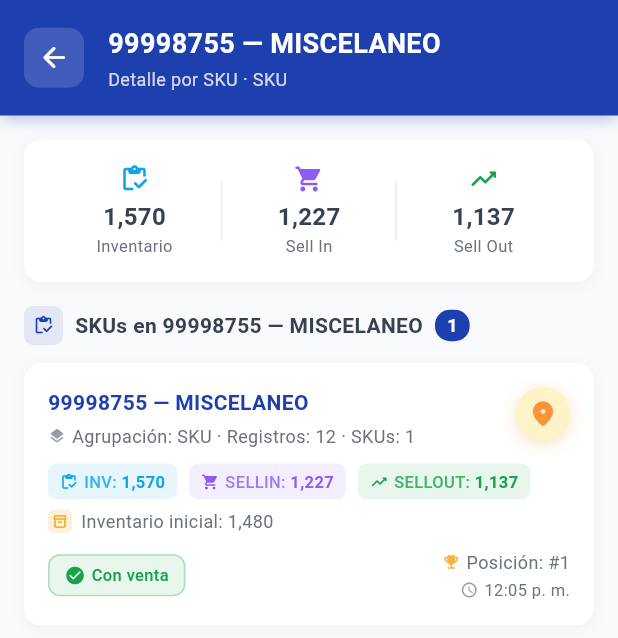
After one commit to Thirstypooch/scaling-funicular, a Flutter app: the InventoryDrilldownScreen screen opened directly with sample values from the repository, on a phone screen of 412 x 824 dp. The commit adds this screen. Shown: the top 638 px of the screen. Run offline on Flutter 3.47's test engine with Material 3 defaults, Android fonts, the phone set to English and light mode, and no system bars; our stand-ins replace equatable, flutter_bloc.

Commit message:
search, ui/ux

```diff
--- /dev/null
+++ b/lib/screens/inventory_drilldown_screen.dart
@@ -0,0 +1,324 @@
+import 'package:flutter/material.dart';
+import '../models/inventory_item.dart';
+import '../models/tab_type.dart';
+import '../theme/app_theme.dart';
+import '../widgets/inventory_item_card.dart';
+
+class InventoryDrilldownScreen extends StatelessWidget {
+  final InventoryItem parentItem;
+  final TabType parentTabType;
+
+  const InventoryDrilldownScreen({
+    super.key,
+    required this.parentItem,
+    required this.parentTabType,
+  });
+
+  @override
+  Widget build(BuildContext context) {
+    // Get filtered SKU items based on the parent grouping
+    final skuItems = _getFilteredSkuItems();
+
+    return Scaffold(
+      backgroundColor: AppTheme.scaffoldBackground,
+      body: SafeArea(
+        child: Column(
+          children: [
+            // Header
+            _buildHeader(context),
+
+            // Summary card
+            Padding(
+              padding: const EdgeInsets.all(AppTheme.spacingL),
+              child: _buildSummaryCard(),
+            ),
+
+            // Items count
+            Padding(
+              padding: const EdgeInsets.symmetric(horizontal: AppTheme.spacingL),
+              child: Row(
+                children: [
+                  Container(
+                    padding: const EdgeInsets.all(6),
+                    decoration: BoxDecoration(
+                      color: AppTheme.primaryBlue.withValues(alpha: 0.1),
+                      borderRadius: BorderRadius.circular(6),
+                    ),
+                    child: const Icon(
+                      Icons.inventory_rounded,
+                      size: 14,
+                      color: AppTheme.primaryBlue,
+                    ),
+                  ),
+                  const SizedBox(width: 8),
+                  Text(
+                    'SKUs en ${parentItem.getDisplayTitle(parentTabType)}',
+                    style: TextStyle(
+                      fontSize: 14,
+                      fontWeight: FontWeight.w600,
+                      color: AppTheme.textGrayDark,
+                    ),
+                  ),
+                  const SizedBox(width: 8),
+                  Container(
+                    padding: const EdgeInsets.symmetric(
+                      horizontal: 8,
+                      vertical: 2,
+                    ),
+                    decoration: BoxDecoration(
+                      color: AppTheme.primaryBlue,
+                      borderRadius: BorderRadius.circular(10),
+                    ),
+                    child: Text(
+                      '${skuItems.length}',
+                      style: const TextStyle(
+                        fontSize: 12,
+                        fontWeight: FontWeight.w600,
+                        color: Colors.white,
+                      ),
+                    ),
+                  ),
+                ],
+              ),
+            ),
+            const SizedBox(height: AppTheme.spacingM),
+
+            // SKU List
+            Expanded(
+              child: skuItems.isEmpty
+                  ? _buildEmptyState()
+                  : ListView.builder(
+                      padding: const EdgeInsets.symmetric(
+                        horizontal: AppTheme.spacingL,
+                      ),
+                      itemCount: skuItems.length,
+                      itemBuilder: (context, index) {
+                        return TweenAnimationBuilder<double>(
+                          tween: Tween(begin: 0.0, end: 1.0),
+                          duration: Duration(milliseconds: 300 + (index * 50)),
+                          curve: Curves.easeOutCubic,
+                          builder: (context, value, child) {
+                            return Opacity(
+                              opacity: value,
+                              child: Transform.translate(
+                                offset: Offset(30 * (1 - value), 0),
+                                child: child,
+                              ),
+                            );
+                          },
+                          child: InventoryItemCard(
+                            item: skuItems[index],
+                            tabType: TabType.sku,
+                          ),
+                        );
+                      },
+                    ),
+            ),
+          ],
+        ),
+      ),
+    );
+  }
+
+  Widget _buildHeader(BuildContext context) {
+    return Container(
+      padding: const EdgeInsets.all(AppTheme.spacingL),
+      decoration: BoxDecoration(
+        color: AppTheme.primaryBlue,
+        boxShadow: [
+          BoxShadow(
+            color: AppTheme.primaryBlue.withValues(alpha: 0.3),
+            blurRadius: 8,
+            offset: const Offset(0, 2),
+          ),
+        ],
+      ),
+      child: Row(
+        children: [
+          GestureDetector(
+            onTap: () => Navigator.pop(context),
+            child: Container(
+              width: 40,
+              height: 40,
+              decoration: BoxDecoration(
+                color: Colors.white.withValues(alpha: 0.15),
+                borderRadius: BorderRadius.circular(10),
+              ),
+              child: const Icon(
+                Icons.arrow_back_rounded,
+                color: Colors.white,
+                size: 22,
+              ),
+            ),
+          ),
+          const SizedBox(width: 16),
+          Expanded(
+            child: Column(
+              crossAxisAlignment: CrossAxisAlignment.start,
+              children: [
+                Text(
+                  parentItem.getDisplayTitle(parentTabType),
+                  style: const TextStyle(
+                    fontSize: 18,
+                    fontWeight: FontWeight.w600,
+                    color: Colors.white,
+                  ),
+                  maxLines: 1,
+                  overflow: TextOverflow.ellipsis,
+                ),
+                const SizedBox(height: 2),
+                Text(
+                  'Detalle por SKU · ${parentTabType.groupLabel}',
+                  style: TextStyle(
+                    fontSize: 12,
+                    color: Colors.white.withValues(alpha: 0.8),
+                  ),
+                ),
+              ],
+            ),
+          ),
+        ],
+      ),
+    );
+  }
+
+  Widget _buildSummaryCard() {
+    return Container(
+      padding: const EdgeInsets.all(AppTheme.spacingL),
+      decoration: BoxDecoration(
+        color: AppTheme.cardWhite,
+        borderRadius: BorderRadius.circular(AppTheme.radiusMedium),
+        boxShadow: [
+          BoxShadow(
+            color: Colors.black.withValues(alpha: 0.04),
+            blurRadius: 8,
+            offset: const Offset(0, 2),
+          ),
+        ],
+      ),
+      child: Row(
+        children: [
+          Expanded(
+            child: _buildSummaryItem(
+              'Inventario',
+              parentItem.inventory,
+              Icons.inventory_rounded,
+              const Color(0xFF0EA5E9),
+            ),
+          ),
+          Container(
+            width: 1,
+            height: 40,
+            color: Colors.grey.withValues(alpha: 0.2),
+          ),
+          Expanded(
+            child: _buildSummaryItem(
+              'Sell In',
+              parentItem.sellIn,
+              Icons.shopping_cart_rounded,
+              const Color(0xFF8B5CF6),
+            ),
+          ),
+          Container(
+            width: 1,
+            height: 40,
+            color: Colors.grey.withValues(alpha: 0.2),
+          ),
+          Expanded(
+            child: _buildSummaryItem(
+              'Sell Out',
+              parentItem.sellOut,
+              Icons.trending_up_rounded,
+              const Color(0xFF16A34A),
+            ),
+          ),
+        ],
+      ),
+    );
+  }
+
+  Widget _buildSummaryItem(String label, int value, IconData icon, Color color) {
+    return Column(
+      children: [
+        Icon(icon, size: 20, color: color),
+        const SizedBox(height: 4),
+        Text(
+          _formatNumber(value),
+          style: TextStyle(
+            fontSize: 16,
+            fontWeight: FontWeight.w700,
+            color: AppTheme.textGrayDark,
+          ),
+        ),
+        Text(
+          label,
+          style: TextStyle(
+            fontSize: 11,
+            color: AppTheme.textGray,
+          ),
+        ),
+      ],
+    );
+  }
+
+  Widget _buildEmptyState() {
+    return Center(
+      child: Column(
+        mainAxisAlignment: MainAxisAlignment.center,
+        children: [
+          Icon(
+            Icons.inventory_2_outlined,
+            size: 48,
+            color: AppTheme.textGray.withValues(alpha: 0.5),
+          ),
+          const SizedBox(height: 16),
+          Text(
+            'No hay SKUs disponibles',
+            style: TextStyle(
+              fontSize: 14,
+              color: AppTheme.textGray,
+            ),
+          ),
+        ],
+      ),
+    );
+  }
+
+  String _formatNumber(int number) {
+    if (number >= 1000) {
+      final formatted = number.toString();
+      final buffer = StringBuffer();
+      for (int i = 0; i < formatted.length; i++) {
+        if (i > 0 && (formatted.length - i) % 3 == 0) {
+          buffer.write(',');
+        }
+        buffer.write(formatted[i]);
+      }
+      return buffer.toString();
+    }
+    return number.toString();
+  }
+
+  List<InventoryItem> _getFilteredSkuItems() {
+    // Get all SKU items and filter based on parent grouping
+    final allSkuItems = MockData.getItemsForTab(TabType.sku);
+
+    switch (parentTabType) {
+      case TabType.categoria:
+        return allSkuItems
+            .where((item) => item.categoria == parentItem.categoria)
+            .toList();
+      case TabType.subcategoria:
+        return allSkuItems
+            .where((item) => item.subcategoria == parentItem.subcategoria)
+            .toList();
+      case TabType.familia:
+        return allSkuItems
+            .where((item) => item.familia == parentItem.familia)
+            .toList();
+      case TabType.sku:
+        // If already on SKU tab, just return the item itself
+        return [parentItem];
+    }
+  }
+}
--- a/lib/widgets/inventory_item_card.dart
+++ b/lib/widgets/inventory_item_card.dart
@@ -6,11 +6,13 @@ import '../theme/app_theme.dart';
 class InventoryItemCard extends StatefulWidget {
   final InventoryItem item;
   final TabType tabType;
+  final VoidCallback? onTap;
 
   const InventoryItemCard({
     super.key,
     required this.item,
     required this.tabType,
+    this.onTap,
   });
 
   @override
@@ -57,6 +59,7 @@ class _InventoryItemCardState extends State<InventoryItemCard>
 
   void _onTapUp(TapUpDetails details) {
     _controller.reverse();
+    widget.onTap?.call();
   }
 
   void _onTapCancel() {
--- a/lib/widgets/inventory_list.dart
+++ b/lib/widgets/inventory_list.dart
@@ -2,6 +2,7 @@ import 'package:flutter/material.dart';
 import '../models/inventory_item.dart';
 import '../models/tab_type.dart';
 import '../theme/app_theme.dart';
+import '../screens/inventory_drilldown_screen.dart';
 import 'inventory_item_card.dart';
 import 'custom_pull_to_refresh.dart';
 
@@ -82,6 +83,31 @@ class _InventoryListState extends State<InventoryList> {
     }
   }
 
+  void _navigateToDrilldown(InventoryItem item) {
+    // Only navigate for non-SKU tabs (drill down to see SKUs)
+    if (widget.tabType == TabType.sku) return;
+
+    Navigator.push(
+      context,
+      PageRouteBuilder(
+        pageBuilder: (context, animation, secondaryAnimation) =>
+            InventoryDrilldownScreen(
+          parentItem: item,
+          parentTabType: widget.tabType,
+        ),
+        transitionsBuilder: (context, animation, secondaryAnimation, child) {
+          const begin = Offset(1.0, 0.0);
+          const end = Offset.zero;
+          const curve = Curves.easeInOutCubic;
+          var tween = Tween(begin: begin, end: end).chain(CurveTween(curve: curve));
+          var offsetAnimation = animation.drive(tween);
+          return SlideTransition(position: offsetAnimation, child: child);
+        },
+        transitionDuration: const Duration(milliseconds: 300),
+      ),
+    );
+  }
+
   @override
   Widget build(BuildContext context) {
     if (widget.items.isEmpty && !widget.isLoadingMore) {
@@ -118,6 +144,7 @@ class _InventoryListState extends State<InventoryList> {
           child: InventoryItemCard(
             item: widget.items[index],
             tabType: widget.tabType,
+            onTap: () => _navigateToDrilldown(widget.items[index]),
           ),
         );
       },
```
